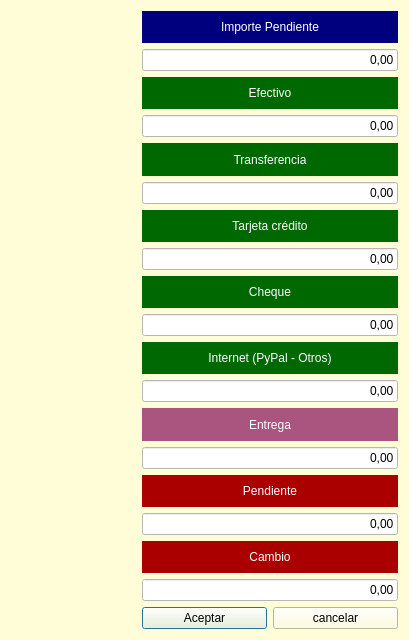
Qt form Zona_Ventas/frmgestioncobros2.ui (arcnexus/RedFoX) before a commit.
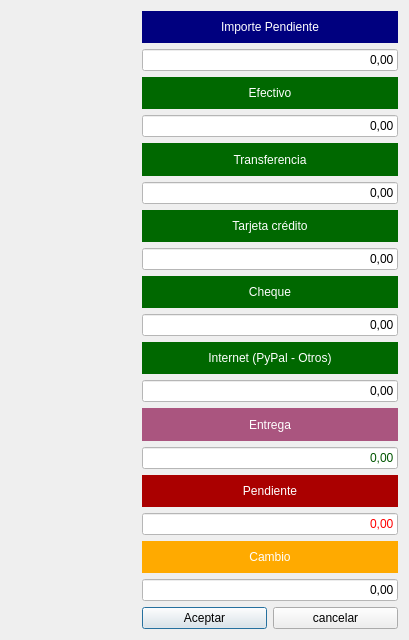
The same form after that commit. Icons and pictures are not drawn.

```diff
--- a/Zona_Ventas/frmgestioncobros2.ui
+++ b/Zona_Ventas/frmgestioncobros2.ui
@@ -13,9 +13,6 @@
   <property name="windowTitle">
    <string>Desglose de cobro</string>
   </property>
-  <property name="styleSheet">
-   <string notr="true">background-color: rgb(255, 253, 215);</string>
-  </property>
   <layout class="QGridLayout" name="gridLayout">
    <item row="0" column="1" colspan="2">
     <widget class="QLabel" name="label">
@@ -53,6 +50,7 @@
      </property>
      <property name="styleSheet">
       <string notr="true">font: 14pt &quot;Sans Serif&quot;;
+color: rgb(255, 0, 0);
 background-color: rgb(255, 255, 255);</string>
      </property>
      <property name="text">
@@ -84,6 +82,7 @@
     <widget class="QLineEdit" name="txtCheque">
      <property name="styleSheet">
       <string notr="true">font: 14pt &quot;Sans Serif&quot;;
+color: rgb(0, 0, 0);
 background-color: rgb(255, 255, 255);</string>
      </property>
      <property name="text">
@@ -101,6 +100,7 @@
      </property>
      <property name="styleSheet">
       <string notr="true">font: 14pt &quot;Sans Serif&quot;;
+color: rgb(0, 0, 0);
 background-color: rgb(255, 255, 255);</string>
      </property>
      <property name="text">
@@ -132,6 +132,7 @@
      </property>
      <property name="styleSheet">
       <string notr="true">font: 14pt &quot;Sans Serif&quot;;
+color: rgb(0, 0, 0);
 background-color: rgb(255, 255, 255);</string>
      </property>
      <property name="text">
@@ -149,6 +150,7 @@
     <widget class="QLineEdit" name="txtEfectivo">
      <property name="styleSheet">
       <string notr="true">font: 14pt &quot;Sans Serif&quot;;
+color: rgb(0, 0, 0);
 background-color: rgb(255, 255, 255);</string>
      </property>
      <property name="text">
@@ -201,6 +203,7 @@
     <widget class="QLineEdit" name="txtTransferencia">
      <property name="styleSheet">
       <string notr="true">font: 14pt &quot;Sans Serif&quot;;
+color: rgb(0, 0, 0);
 background-color: rgb(255, 255, 255);</string>
      </property>
      <property name="text">
@@ -228,7 +231,7 @@
    <item row="16" column="1" colspan="2">
     <widget class="QLabel" name="label_8">
      <property name="styleSheet">
-      <string notr="true">background-color: rgb(170, 0, 0);
+      <string notr="true">background-color: rgb(255, 170, 0);
 color: rgb(255, 255, 255);</string>
      </property>
      <property name="text">
@@ -268,6 +271,7 @@
     <widget class="QLineEdit" name="txtTarjeta">
      <property name="styleSheet">
       <string notr="true">font: 14pt &quot;Sans Serif&quot;;
+color: rgb(0, 0, 0);
 background-color: rgb(255, 255, 255);</string>
      </property>
      <property name="text">
@@ -282,6 +286,7 @@
     <widget class="QLineEdit" name="txtInternet">
      <property name="styleSheet">
       <string notr="true">font: 14pt &quot;Sans Serif&quot;;
+color: rgb(0, 0, 0);
 background-color: rgb(255, 255, 255);</string>
      </property>
      <property name="text">
@@ -313,6 +318,7 @@
      </property>
      <property name="styleSheet">
       <string notr="true">font: 14pt &quot;Sans Serif&quot;;
+color: rgb(0, 85, 0);
 background-color: rgb(255, 255, 255);</string>
      </property>
      <property name="text">
```
